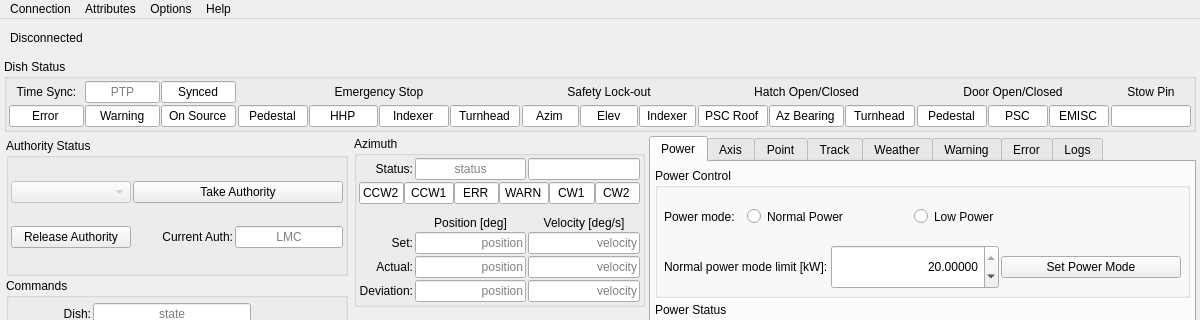
This is src/ska_mid_disq/ui_resources/main_window.ui in ska-telescope/ska-mid-dish-qualification as Qt 5 draws it before an edit; both pictures show x 0 to 1200 and y 0 to 320 of the 1200 by 864 pixel window. The edited form follows.
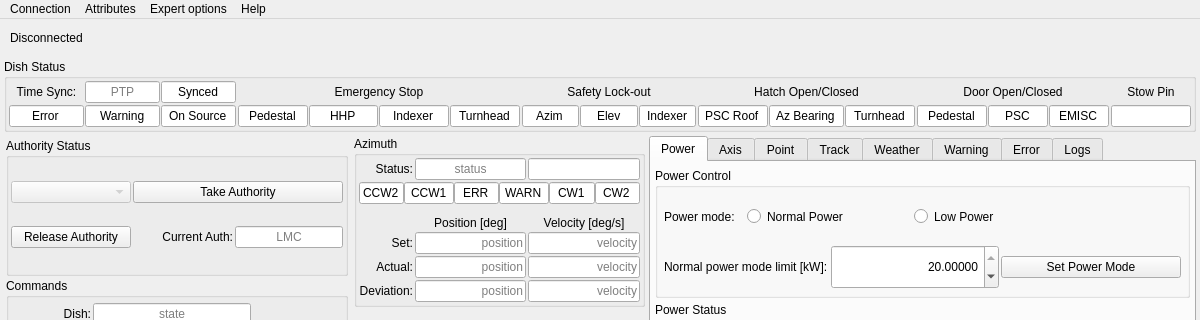
This is the edited form. Custom widgets are drawn as their Qt base class.

Commit message: WOM-593: Add tooltip to SessionID and boolean args

What changed in the file:
```diff
--- a/src/ska_mid_disq/ui_resources/main_window.ui
+++ b/src/ska_mid_disq/ui_resources/main_window.ui
@@ -10577,7 +10577,7 @@
    <property name="nativeMenuBar">
     <bool>false</bool>
    </property>
-   <widget class="QMenu" name="menuControl">
+   <widget class="QMenu" name="menuConnection">
     <property name="title">
      <string>Connection</string>
     </property>
@@ -10594,9 +10594,9 @@
     <addaction name="action_about"/>
     <addaction name="action_docs"/>
    </widget>
-   <widget class="QMenu" name="menuOptions">
+   <widget class="QMenu" name="menuExpert">
     <property name="title">
-     <string>Options</string>
+     <string>Expert options</string>
     </property>
     <addaction name="action_run_any_command_method"/>
     <addaction name="action_toggle_input_limits"/>
@@ -10608,9 +10608,9 @@
     <addaction name="action_attribute_display"/>
     <addaction name="action_close_all_attribute_windows"/>
    </widget>
-   <addaction name="menuControl"/>
+   <addaction name="menuConnection"/>
    <addaction name="menuAttributes"/>
-   <addaction name="menuOptions"/>
+   <addaction name="menuExpert"/>
    <addaction name="menuHelp"/>
   </widget>
   <widget class="QStatusBar" name="statusbar"/>
```
Left out of the diff: 2 changed lines with no effect on the pictures. The commit also changes 1 other file.
